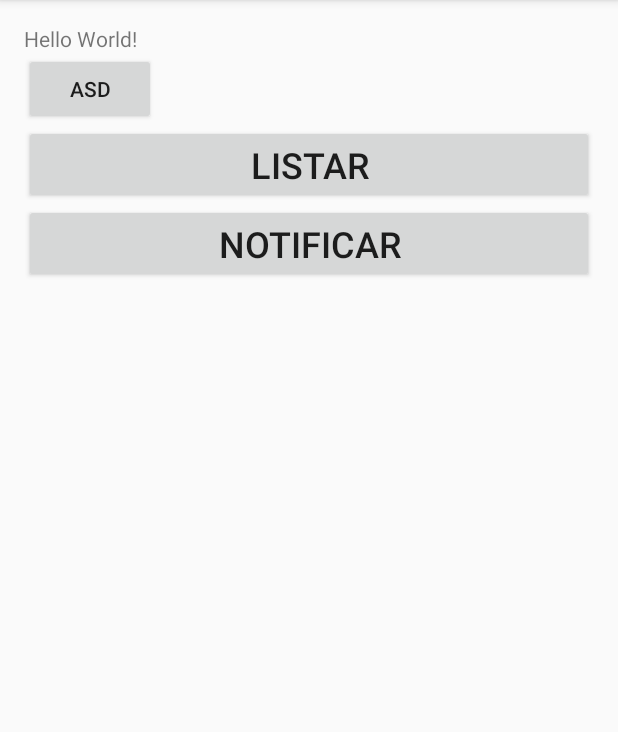
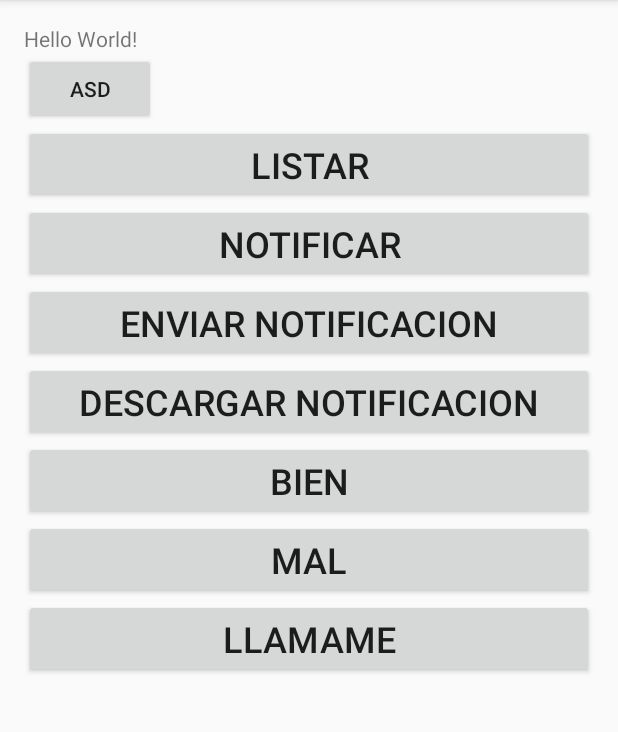
Before and after one commit to DevelopersOfTalent/AppSistemeAndroid, an Android app: the screen it shows after launch (MainActivity), on a phone screen of 412 x 824 dp, the part 84-816 px from its top. Run offline under Robolectric (Android 15) with nearby library versions, the light colour scheme and no system bars; libraries missing offline, so code that uses them is left out: com.onesignal; 5 statements that could not run were skipped.

Commit message:
Notificaciones entre terminales. :)

```diff
--- a/app/src/main/res/layout/activity_main.xml
+++ b/app/src/main/res/layout/activity_main.xml
@@ -31,5 +31,35 @@
         android:text="notificar"
         android:textSize="24sp"
         android:onClick="notificar"/>
+    <Button
+        android:layout_width="match_parent"
+        android:layout_height="wrap_content"
+        android:text="enviar notificacion"
+        android:textSize="24sp"
+        android:onClick="enviar"/>
+    <Button
+    android:layout_width="match_parent"
+    android:layout_height="wrap_content"
+    android:text="descargar notificacion"
+    android:textSize="24sp"
+    android:onClick="getNotificacion"/>
+    <Button
+        android:layout_width="match_parent"
+        android:layout_height="wrap_content"
+        android:text="BIEN"
+        android:textSize="24sp"
+        android:id="@+id/bien"/>
+    <Button
+        android:layout_width="match_parent"
+        android:layout_height="wrap_content"
+        android:text="MAL"
+        android:textSize="24sp"
+        android:id="@+id/mal"/>
+    <Button
+        android:layout_width="match_parent"
+        android:layout_height="wrap_content"
+        android:text="LLAMAME"
+        android:textSize="24sp"
+        android:id="@+id/llamame"/>
 
 </LinearLayout>
```
Also changed, not shown: app/src/main/java/com/example/arranque1/appsisteme/MainActivity.java (+114 -14 lines).
